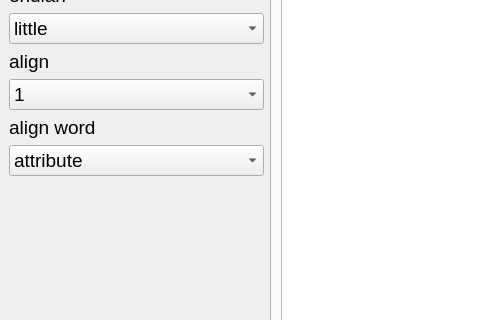
The window that form.ui (EdXian/packet-generator) describes before a commit, drawn with Qt 5; both pictures show x 0 to 480 and y 287 to 607 of the 1179 by 760 pixel window.
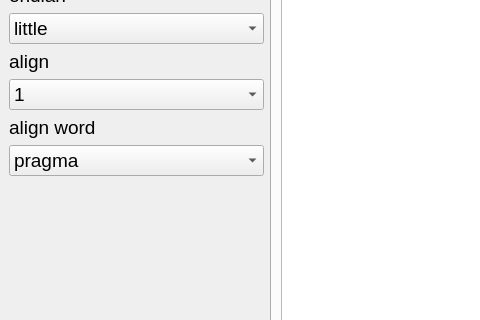
The same window after the commit. Icons and pictures are not drawn.

Patch:
```diff
--- a/form.ui
+++ b/form.ui
@@ -255,7 +255,7 @@
         </property>
         <item>
          <property name="text">
-          <string>attribute</string>
+          <string>pragma</string>
          </property>
         </item>
         <item>
```
Left out of the diff: 2 changed lines with no effect on the pictures.
